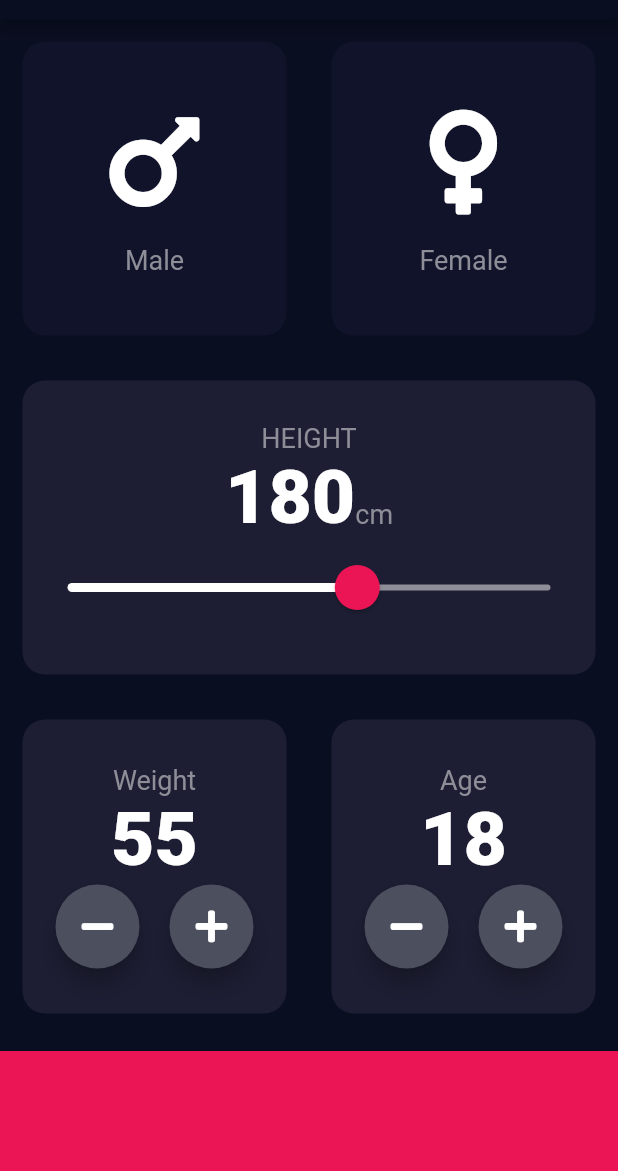
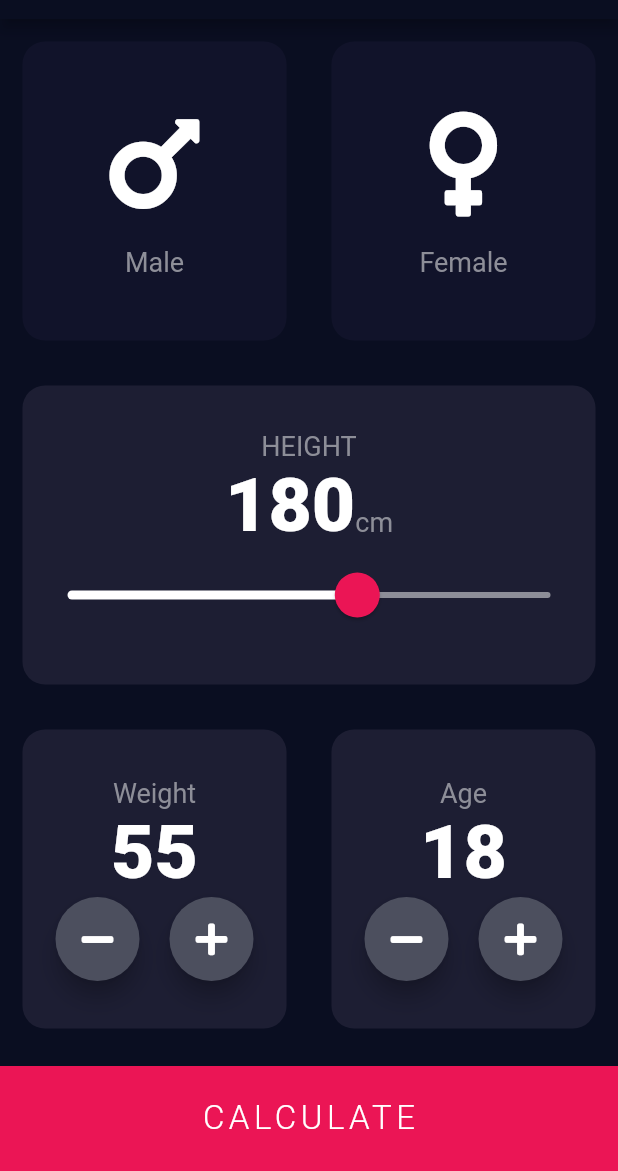
Before and after one commit to kushal-g/bmi-calculator, a Flutter app: the screen it shows after launch, on a phone screen of 412 x 824 dp, the part 65-1236 px from its top. Run offline on Flutter 3.47's test engine with Material 2 defaults, Android fonts, the phone set to English and light mode, and no system bars; our stand-ins replace font_awesome_flutter.

Commit message:
Completes app

```diff
--- a/lib/constants.dart
+++ b/lib/constants.dart
@@ -8,7 +8,7 @@ const kStatStyle = TextStyle(
   fontSize: 50,
   fontWeight: FontWeight.w900
 );
-const kBottomContainerHeight = 80.0;
+const kBottomContainerHeight = 70.0;
 const kActiveCardColor = Color(0xFF1D1E33);
 const kInactiveCardColor = Color(0xFF11132A);
 const kBottomContainerColor = Color(0xFFEB1555);
--- a/lib/input_page.dart
+++ b/lib/input_page.dart
@@ -1,3 +1,4 @@
+import 'package:bmi_calculator/Calculator_brain.dart';
 import 'package:flutter/material.dart';
 import 'package:font_awesome_flutter/font_awesome_flutter.dart';
 import 'sex_content.dart';
@@ -142,11 +143,34 @@ class _InputPageState extends State<InputPage> {
               ],
             ),
           ),
-          Container(
-            color:kBottomContainerColor,
-            margin:EdgeInsets.only(top:10),
-            width:double.infinity,
-            height: kBottomContainerHeight,
+          GestureDetector(
+            onTap: (){
+              CalculatorBrain brain =CalculatorBrain(height: this.height,weight:this.weight.value);
+              Navigator.pushNamed(
+                context, "/result",
+                arguments: {
+                  'bmi':brain.getBmi(),
+                  'condition':brain.getCondition(),
+                  'interpretation':brain.getInterpretation(),
+                }
+              );
+            },
+            child: Container(
+              child:Center(
+                child: Text(
+                  'CALCULATE',
+                  style:TextStyle(
+                    fontSize: 22,
+                    fontWeight: FontWeight.w300,
+                    letterSpacing: 3
+                  )
+                ),
+              ),
+              color:kBottomContainerColor,
+              margin:EdgeInsets.only(top:10),
+              width:double.infinity,
+              height: kBottomContainerHeight,
+            ),
           )
         ],
       )
--- a/lib/main.dart
+++ b/lib/main.dart
@@ -1,3 +1,4 @@
+import 'package:bmi_calculator/results.dart';
 import 'package:flutter/material.dart';
 import 'input_page.dart';
 
@@ -7,7 +8,11 @@ class BMICalculator extends StatelessWidget {
   @override
   Widget build(BuildContext context) {
     return MaterialApp(
-      home: InputPage(),
+      initialRoute: '/',
+      routes: {
+        '/':(context)=>InputPage(),
+        '/result':(context)=>ResultsPage(result:ModalRoute.of(context).settings.arguments)
+      },
       theme: ThemeData.dark().copyWith(
         primaryColor: Color(0xFF0A0E21),
         scaffoldBackgroundColor: Color(0xFF0A0E21),
```
Also changed, not shown: lib/Calculator_brain.dart (added, +33 -0 lines), lib/results.dart (added, +86 -0 lines).
